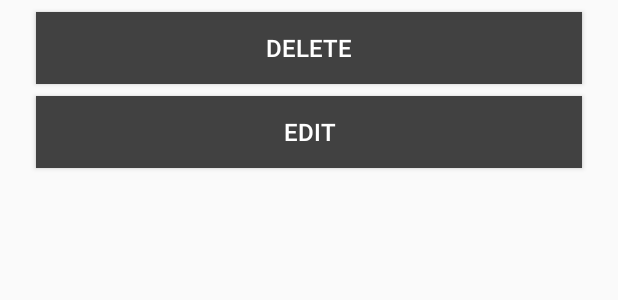
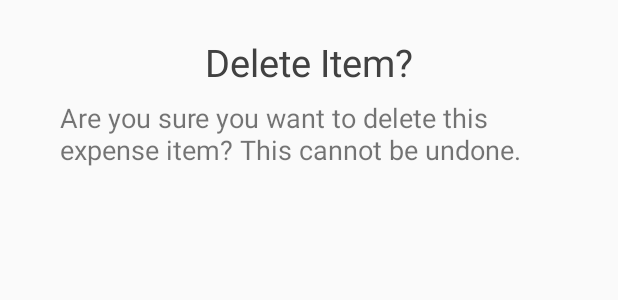
Before and after one commit to gibbo49/MyBank, an Android app: the layout options_menu.xml on its own in the app's theme, with its tools: preview values and no code run, on a phone screen of 412 x 824 dp. Shown: the top 300 px of the screen. Run offline under Robolectric (Android 15) with nearby library versions, the phone set to English and light mode, and no system bars.

Commit message:
alert dialog working. need to code the yes button to delete

```diff
--- a/app/src/main/java/com/chrisgibson/mybank/AddExpenseActivity.kt
+++ b/app/src/main/java/com/chrisgibson/mybank/AddExpenseActivity.kt
@@ -6,7 +6,6 @@ import android.util.Log
 import android.view.View
 import android.widget.AdapterView
 import android.widget.ArrayAdapter
-import android.widget.Toast
 import com.google.firebase.auth.FirebaseAuth
 import com.google.firebase.firestore.FirebaseFirestore
 
--- a/app/src/main/java/com/chrisgibson/mybank/Constants.kt
+++ b/app/src/main/java/com/chrisgibson/mybank/Constants.kt
@@ -8,3 +8,4 @@ const val USERNAME = "username"
 const val DATE_CREATED = "datecreated"
 const val ITEMS = "items"
 const val CATEGORY_ICON = "icon"
+const val ITEM_DOC_ID = "itemDocumentId"
--- a/app/src/main/res/layout/options_menu.xml
+++ b/app/src/main/res/layout/options_menu.xml
@@ -5,37 +5,32 @@
     android:layout_width="match_parent"
     android:layout_height="wrap_content">
 
-    <Button
-        android:id="@+id/option_delete_btn"
-        android:layout_width="0dp"
-        android:layout_height="wrap_content"
-        android:layout_marginEnd="24dp"
-        android:layout_marginStart="24dp"
-        android:layout_marginTop="8dp"
-        android:background="@color/colorPrimary"
-        android:text="Delete"
-        android:textColor="@color/cardview_light_background"
-        android:textSize="16sp"
+    <TextView
+        android:id="@+id/textView5"
+        android:layout_width="wrap_content"
+        android:layout_height="34dp"
+        android:layout_marginTop="24dp"
+        android:text="Delete Item?"
+        android:textColor="#414141"
+        android:textSize="25sp"
         app:layout_constraintEnd_toEndOf="parent"
         app:layout_constraintHorizontal_bias="0.5"
         app:layout_constraintStart_toStartOf="parent"
         app:layout_constraintTop_toTopOf="parent" />
 
-    <Button
-        android:id="@+id/option_edit_btn"
+    <TextView
+        android:id="@+id/textView6"
         android:layout_width="0dp"
         android:layout_height="wrap_content"
-        android:layout_marginBottom="8dp"
-        android:layout_marginEnd="24dp"
-        android:layout_marginStart="24dp"
+        android:layout_marginBottom="16dp"
+        android:layout_marginEnd="40dp"
+        android:layout_marginStart="40dp"
         android:layout_marginTop="8dp"
-        android:background="@color/colorPrimary"
-        android:text="Edit"
-        android:textColor="@color/cardview_light_background"
-        android:textSize="16sp"
+        android:text="Are you sure you want to delete this expense item? This cannot be undone."
+        android:textSize="18sp"
         app:layout_constraintBottom_toBottomOf="parent"
         app:layout_constraintEnd_toEndOf="parent"
         app:layout_constraintHorizontal_bias="0.5"
         app:layout_constraintStart_toStartOf="parent"
-        app:layout_constraintTop_toBottomOf="@+id/option_delete_btn" />
+        app:layout_constraintTop_toBottomOf="@+id/textView5" />
 </android.support.constraint.ConstraintLayout>
```
Also changed, not shown: app/src/main/java/com/chrisgibson/mybank/ListActivity.kt (+4 -23 lines), app/src/main/java/com/chrisgibson/mybank/UpdateItemActivity.kt (deleted, +0 -12 lines), app/src/main/res/layout/activity_update_item.xml (deleted, +0 -9 lines).
